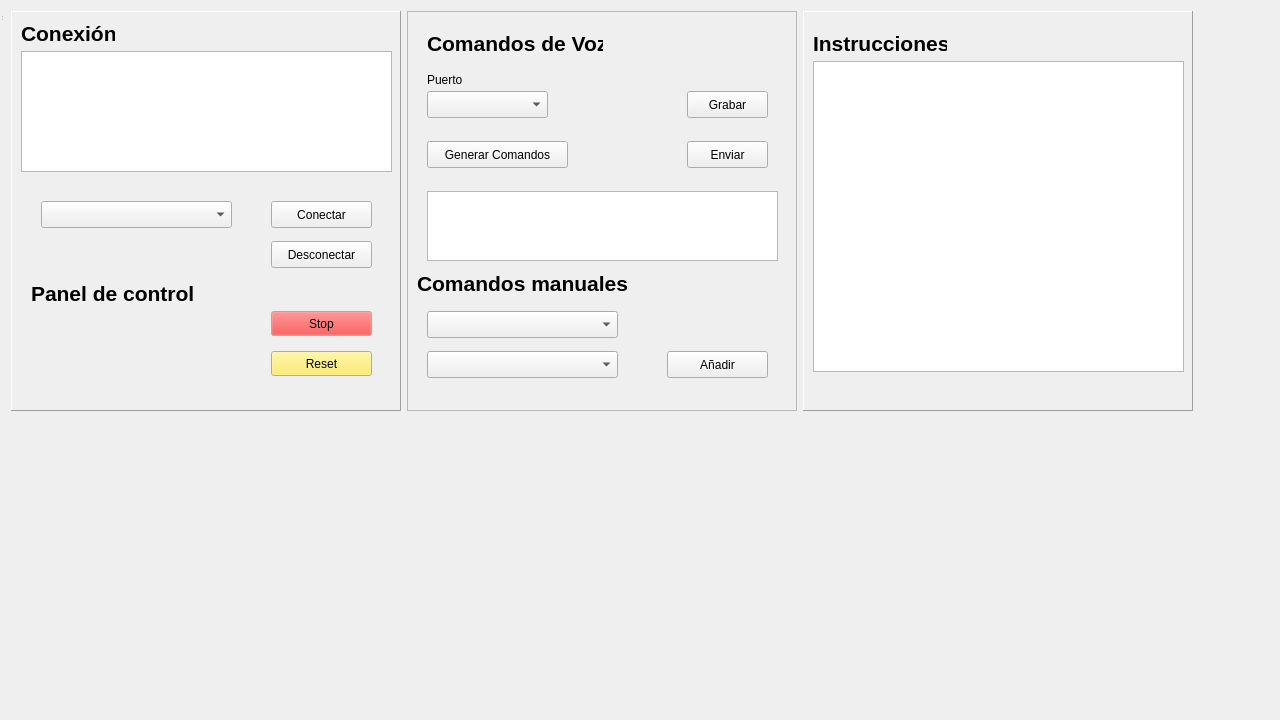
Before: the Qt Designer form rqt_sdvoice/resource/Plugin.ui in ManuelBejarano/SDVoice, drawn with Qt 5.
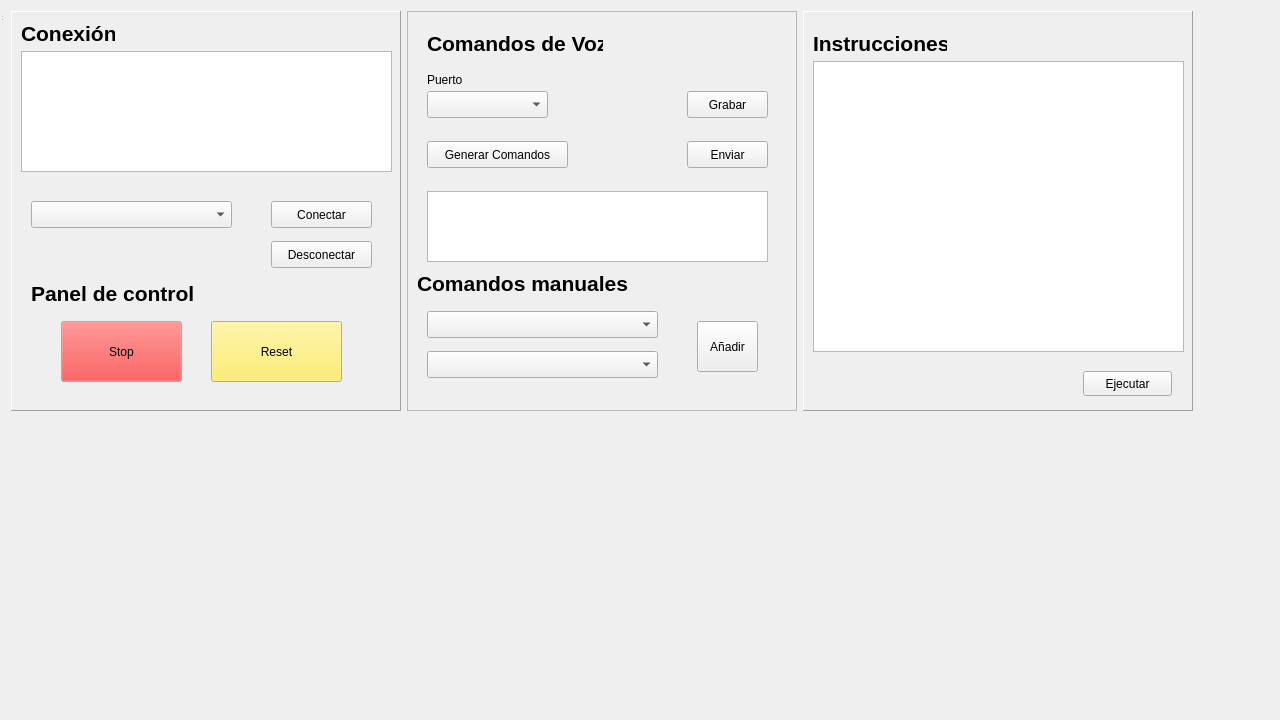
After: the same form once the commit is applied.

Commit message: Firebase integrado al plugin.

```diff
--- a/rqt_sdvoice/resource/Plugin.ui
+++ b/rqt_sdvoice/resource/Plugin.ui
@@ -133,9 +133,9 @@
       <widget class="QComboBox" name="ListaConexiones">
        <property name="geometry">
         <rect>
-         <x>30</x>
+         <x>20</x>
          <y>190</y>
-         <width>191</width>
+         <width>201</width>
          <height>27</height>
         </rect>
        </property>
@@ -166,10 +166,10 @@
       <widget class="QPushButton" name="Stop">
        <property name="geometry">
         <rect>
-         <x>260</x>
-         <y>300</y>
-         <width>101</width>
-         <height>25</height>
+         <x>50</x>
+         <y>310</y>
+         <width>121</width>
+         <height>61</height>
         </rect>
        </property>
        <property name="palette">
@@ -216,10 +216,10 @@
       <widget class="QPushButton" name="Reset">
        <property name="geometry">
         <rect>
-         <x>260</x>
-         <y>340</y>
-         <width>101</width>
-         <height>25</height>
+         <x>200</x>
+         <y>310</y>
+         <width>131</width>
+         <height>61</height>
         </rect>
        </property>
        <property name="palette">
@@ -301,10 +301,10 @@
       <widget class="QPushButton" name="Anadir">
        <property name="geometry">
         <rect>
-         <x>260</x>
-         <y>340</y>
-         <width>101</width>
-         <height>27</height>
+         <x>290</x>
+         <y>310</y>
+         <width>61</width>
+         <height>51</height>
         </rect>
        </property>
        <property name="text">
@@ -316,7 +316,7 @@
         <rect>
          <x>20</x>
          <y>340</y>
-         <width>191</width>
+         <width>231</width>
          <height>27</height>
         </rect>
        </property>
@@ -326,7 +326,7 @@
         <rect>
          <x>20</x>
          <y>300</y>
-         <width>191</width>
+         <width>231</width>
          <height>27</height>
         </rect>
        </property>
@@ -419,13 +419,13 @@
         <string>&lt;html&gt;&lt;head/&gt;&lt;body&gt;&lt;p align=&quot;justify&quot;&gt;&lt;span style=&quot; font-size:16pt; font-weight:600;&quot;&gt;Comandos manuales&lt;/span&gt;&lt;/p&gt;&lt;/body&gt;&lt;/html&gt;</string>
        </property>
       </widget>
-      <widget class="QTextEdit" name="textEdit">
+      <widget class="QListView" name="ListaComandos">
        <property name="geometry">
         <rect>
          <x>20</x>
          <y>180</y>
-         <width>351</width>
-         <height>70</height>
+         <width>341</width>
+         <height>71</height>
         </rect>
        </property>
       </widget>
@@ -451,23 +451,13 @@
       <property name="frameShadow">
        <enum>QFrame::Raised</enum>
       </property>
-      <widget class="QListView" name="ListaComandos">
-       <property name="geometry">
-        <rect>
-         <x>50</x>
-         <y>800</y>
-         <width>471</width>
-         <height>91</height>
-        </rect>
-       </property>
-      </widget>
       <widget class="QTableView" name="TablaInstrucciones">
        <property name="geometry">
         <rect>
          <x>10</x>
          <y>50</y>
          <width>371</width>
-         <height>311</height>
+         <height>291</height>
         </rect>
        </property>
       </widget>
@@ -484,6 +474,19 @@
         <string>&lt;html&gt;&lt;head/&gt;&lt;body&gt;&lt;p align=&quot;justify&quot;&gt;&lt;span style=&quot; font-size:16pt; font-weight:600;&quot;&gt;Instrucciones&lt;/span&gt;&lt;/p&gt;&lt;/body&gt;&lt;/html&gt;</string>
        </property>
       </widget>
+      <widget class="QPushButton" name="Ejectutar">
+       <property name="geometry">
+        <rect>
+         <x>280</x>
+         <y>360</y>
+         <width>89</width>
+         <height>25</height>
+        </rect>
+       </property>
+       <property name="text">
+        <string>Ejecutar</string>
+       </property>
+      </widget>
      </widget>
     </item>
    </layout>
```
Left out of the diff: 41 changed lines with no effect on the pictures. The commit also changes 4 other files.
